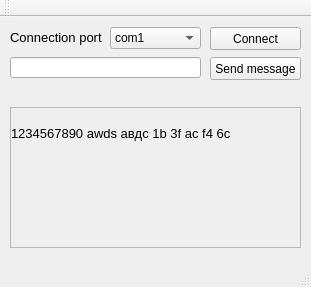
Above: mainwindow.ui from Evrei-XD/Service_utility before the change. Below: the same form after it.
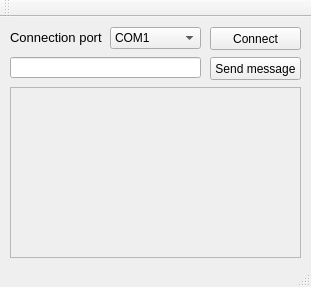
That is the form after the change.

```diff
--- a/mainwindow.ui
+++ b/mainwindow.ui
@@ -41,9 +41,9 @@
     <property name="geometry">
      <rect>
       <x>10</x>
-      <y>90</y>
+      <y>70</y>
       <width>291</width>
-      <height>141</height>
+      <height>171</height>
      </rect>
     </property>
     <property name="widgetResizable">
@@ -55,21 +55,15 @@
        <x>0</x>
        <y>0</y>
        <width>289</width>
-       <height>139</height>
+       <height>169</height>
       </rect>
      </property>
+     <layout class="QVBoxLayout" name="verticalLayout">
+      <item>
      <widget class="QLabel" name="label">
       <property name="enabled">
        <bool>true</bool>
       </property>
-      <property name="geometry">
-       <rect>
-        <x>0</x>
-        <y>0</y>
-        <width>291</width>
-        <height>51</height>
-       </rect>
-      </property>
       <property name="sizePolicy">
        <sizepolicy hsizetype="Fixed" vsizetype="Fixed">
         <horstretch>0</horstretch>
@@ -91,9 +85,11 @@
        <enum>Qt::LeftToRight</enum>
       </property>
       <property name="text">
-       <string>1234567890 awds авдс 1b 3f ac f4 6c</string>
-      </property>
-     </widget>
+         <string/>
+        </property>
+       </widget>
+      </item>
+     </layout>
     </widget>
    </widget>
    <widget class="QComboBox" name="selection_com_port">
@@ -113,7 +109,7 @@
     </property>
     <item>
      <property name="text">
-      <string>com1</string>
+      <string>COM1</string>
      </property>
     </item>
     <item>
```
Left out of the diff: 28 changed lines with no effect on the pictures. Lines whose indentation alone changed are shown as unchanged.
